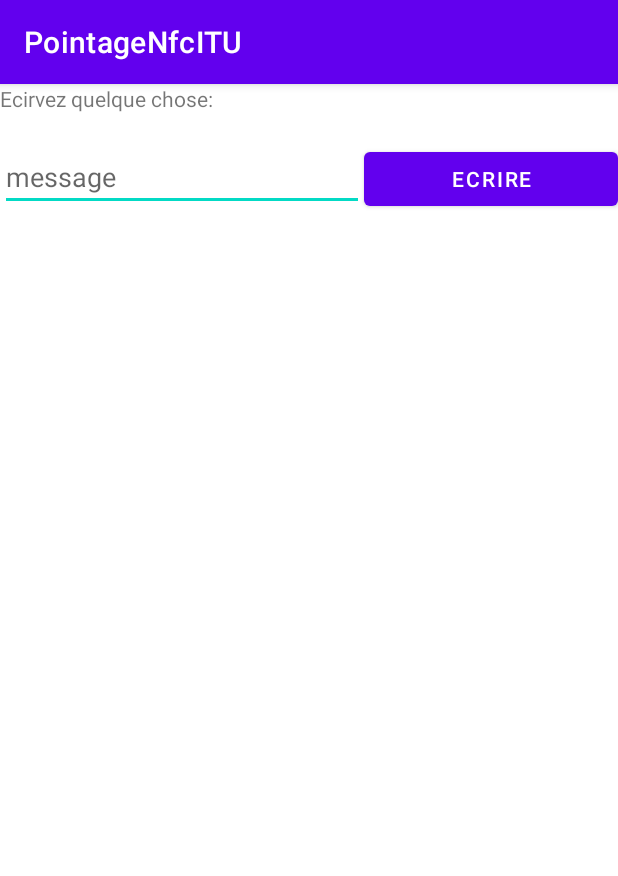
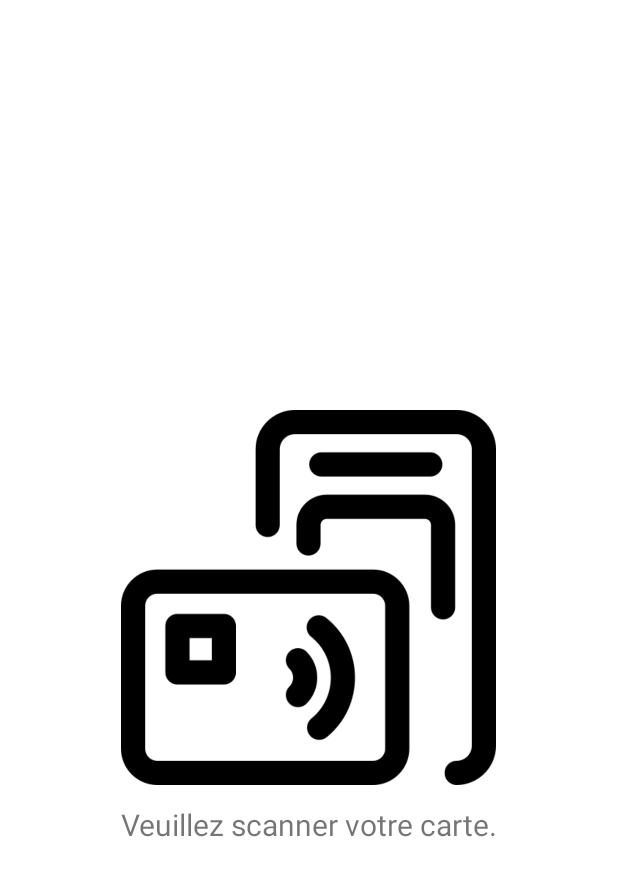
Before and after one commit to Nomentsoa/PointeurAndroidITUNfc, an Android app: the MainActivity screen opened directly, with no data from a screen before it, on a phone screen of 412 x 824 dp. Shown: the top 876 px of the screen. Run offline under Robolectric (Android 15) with nearby library versions, the phone set to English and light mode, and no system bars; 2 statements that could not run were skipped.

Commit message:
amélioration interface

```diff
--- a/app/src/main/java/mg/itu/lazanomentsoa/pointagenfcitu/MainActivity.java
+++ b/app/src/main/java/mg/itu/lazanomentsoa/pointagenfcitu/MainActivity.java
@@ -1,6 +1,7 @@
 package mg.itu.lazanomentsoa.pointagenfcitu;
 
 import androidx.appcompat.app.AppCompatActivity;
+import androidx.core.content.ContextCompat;
 
 import android.app.PendingIntent;
 import android.content.Context;
@@ -19,6 +20,7 @@ import android.util.Log;
 import android.view.View;
 import android.widget.Button;
 import android.widget.EditText;
+import android.widget.LinearLayout;
 import android.widget.TextView;
 import android.widget.Toast;
 
@@ -42,15 +44,25 @@ public class MainActivity extends AppCompatActivity {
     EditText message;
     Button btnWrite;
 
+    LinearLayout llImageAccueil, llInformations;
+
     @Override
     protected void onCreate(Bundle savedInstanceState) {
         super.onCreate(savedInstanceState);
         setContentView(R.layout.activity_main);
 
+        // pour modifier la coleur du text et le fond en blanc du status bar
+        getWindow().getDecorView().setSystemUiVisibility(View.SYSTEM_UI_FLAG_LIGHT_STATUS_BAR);//  set status text dark
+        getWindow().setStatusBarColor(ContextCompat.getColor(MainActivity.this,R.color.white));// set status background white
+
         context = this;
 
         tvNFCContent = (TextView) findViewById(R.id.nfc_contents);
         tvSerialNumber = (TextView) findViewById(R.id.tv_serial_number);
+
+        llImageAccueil = (LinearLayout)findViewById(R.id.ll_image_acceuil);
+        llInformations = (LinearLayout)findViewById(R.id.ll_informations);
+
         message = (EditText) findViewById(R.id.edit_message);
         btnWrite = (Button) findViewById(R.id.button);
         //myTag = getIntent().getParcelableExtra(NfcAdapter.EXTRA_TAG);
@@ -202,6 +214,8 @@ public class MainActivity extends AppCompatActivity {
         if (NfcAdapter.ACTION_TAG_DISCOVERED.equals(intent.getAction())) {
             myTag = intent.getParcelableExtra(NfcAdapter.EXTRA_TAG);
            Log.i("tag","adresse mac => "+ByteArrayToHexString(intent.getByteArrayExtra(NfcAdapter.EXTRA_ID)));
+           llImageAccueil.setVisibility(View.GONE);
+           llInformations.setVisibility(View.VISIBLE);
            tvSerialNumber.setText("Numero de serie du tag NFC: "+ByteArrayToHexString(intent.getByteArrayExtra(NfcAdapter.EXTRA_ID)));
         }
     }
--- a/app/src/main/res/layout/activity_main.xml
+++ b/app/src/main/res/layout/activity_main.xml
@@ -1,9 +1,39 @@
 <?xml version="1.0" encoding="utf-8"?>
-<LinearLayout xmlns:android="http://schemas.android.com/apk/res/android"
+<androidx.constraintlayout.widget.ConstraintLayout xmlns:android="http://schemas.android.com/apk/res/android"
+    xmlns:app="http://schemas.android.com/apk/res-auto"
     android:layout_width="fill_parent"
     android:layout_height="fill_parent"
-    android:orientation="vertical" >
+     >
 
+    <LinearLayout
+        android:id="@+id/ll_image_acceuil"
+        android:layout_width="wrap_content"
+        android:layout_height="wrap_content"
+        android:orientation="vertical"
+        app:layout_constraintBottom_toBottomOf="parent"
+        app:layout_constraintEnd_toEndOf="parent"
+        app:layout_constraintStart_toStartOf="parent"
+        app:layout_constraintTop_toTopOf="parent"
+        android:gravity="center">
+
+        <ImageView
+            android:layout_width="250dp"
+            android:layout_height="275dp"
+            android:src="@drawable/image_fond"
+             />
+        <TextView
+            android:layout_width="wrap_content"
+            android:layout_height="wrap_content"
+            android:text="@string/scan_text"
+            android:textSize="@dimen/size_scan_text"/>
+    </LinearLayout>
+
+    <LinearLayout
+        android:id="@+id/ll_informations"
+        android:layout_width="match_parent"
+        android:layout_height="match_parent"
+        android:orientation="vertical"
+        android:visibility="gone">
         <TextView
             android:layout_width="wrap_content"
             android:layout_height="wrap_content"
@@ -41,3 +71,6 @@
             android:layout_height="wrap_content"
             />
     </LinearLayout>
+
+
+</androidx.constraintlayout.widget.ConstraintLayout>
--- a/app/src/main/res/values/colors.xml
+++ b/app/src/main/res/values/colors.xml
@@ -2,9 +2,10 @@
 <resources>
     <color name="purple_200">#FFBB86FC</color>
     <color name="purple_500">#FF6200EE</color>
-    <color name="purple_700">#FF3700B3</color>
+    <color name="purple_700">#faf8f6</color>
     <color name="teal_200">#FF03DAC5</color>
     <color name="teal_700">#FF018786</color>
     <color name="black">#FF000000</color>
     <color name="white">#FFFFFFFF</color>
+    <color name="colorGrisFond">#faf8f6</color>
 </resources>
--- /dev/null
+++ b/app/src/main/res/values/dimens.xml
@@ -0,0 +1,4 @@
+<?xml version="1.0" encoding="utf-8"?>
+<resources>
+    <dimen name="size_scan_text">20sp</dimen>
+</resources>
--- a/app/src/main/res/values/strings.xml
+++ b/app/src/main/res/values/strings.xml
@@ -1,3 +1,4 @@
 <resources>
     <string name="app_name">PointageNfcITU</string>
+    <string name="scan_text">Veuillez scanner votre carte.</string>
 </resources>
--- a/app/src/main/res/values/themes.xml
+++ b/app/src/main/res/values/themes.xml
@@ -1,6 +1,6 @@
 <resources xmlns:tools="http://schemas.android.com/tools">
     <!-- Base application theme. -->
-    <style name="Theme.PointageNfcITU" parent="Theme.MaterialComponents.DayNight.DarkActionBar">
+    <style name="Theme.PointageNfcITU" parent="Theme.MaterialComponents.Light.NoActionBar">
         <!-- Primary brand color. -->
         <item name="colorPrimary">@color/purple_500</item>
         <item name="colorPrimaryVariant">@color/purple_700</item>
```
Also changed, not shown: app/src/main/res/drawable/image_fond.png (added). Lines whose indentation alone changed are shown as unchanged.
